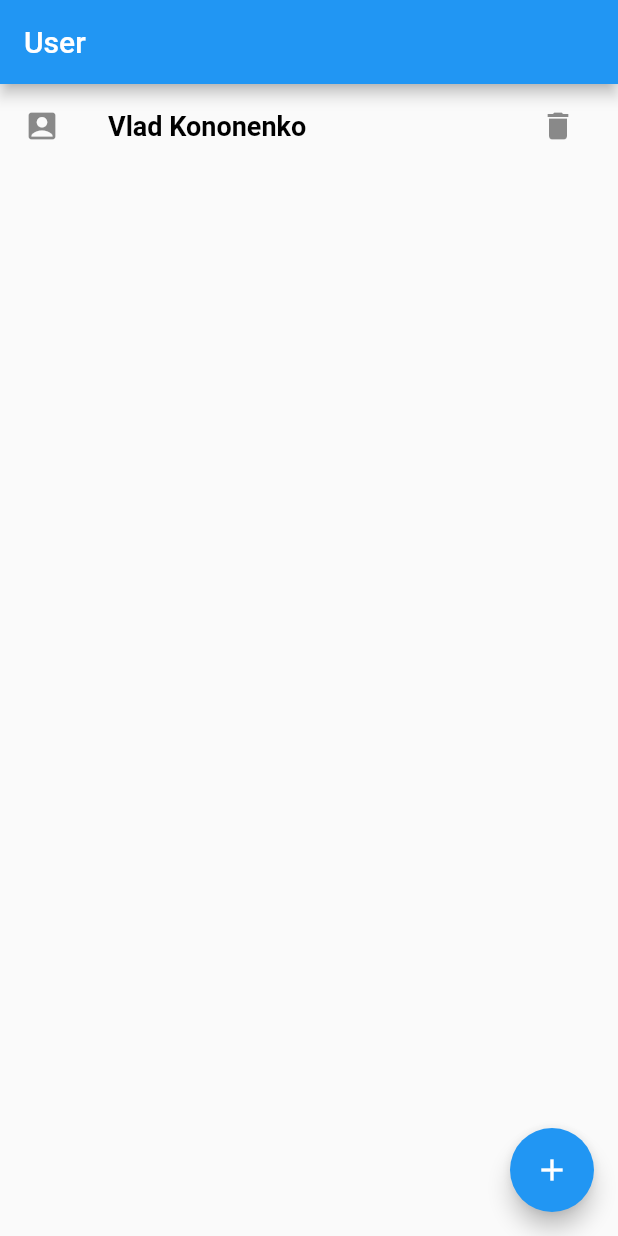
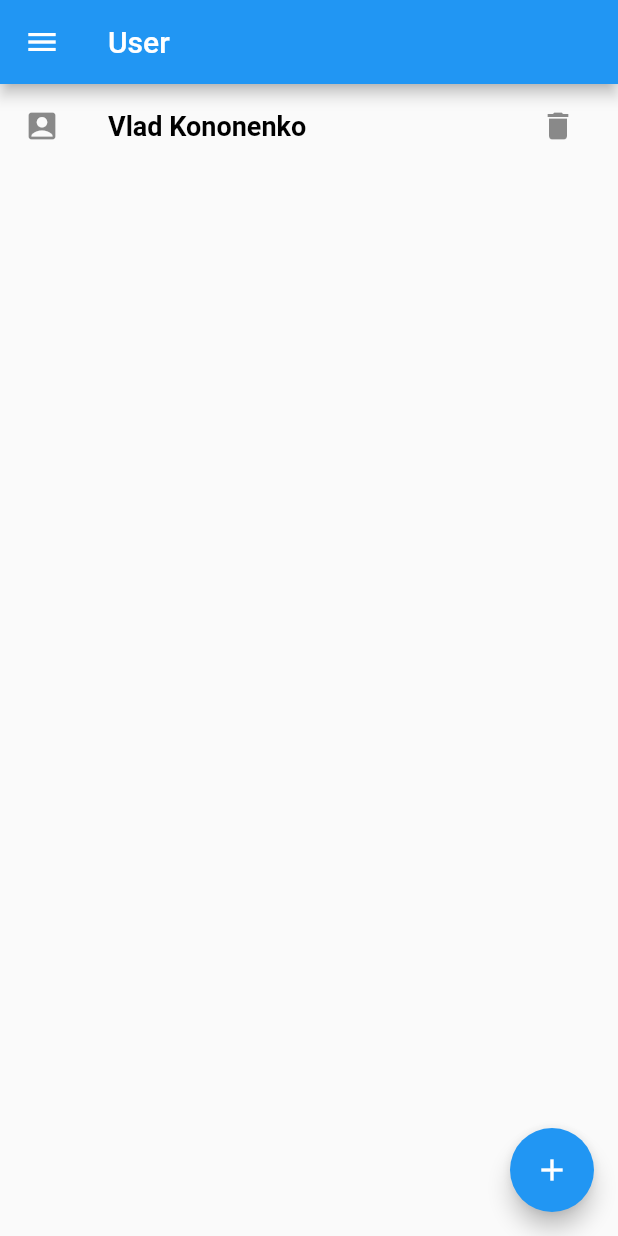
Before and after one commit to BublykVitalii/home_work, a Flutter app: the screen it shows after launch, on a phone screen of 412 x 824 dp. Run offline on Flutter 3.47's test engine with Material 2 defaults, Android fonts, the phone set to English and light mode, and no system bars.

Commit message:
Комментарий к ветке branch_update0

```diff
--- a/lib/main.dart
+++ b/lib/main.dart
@@ -1,6 +1,7 @@
 import 'package:flutter/material.dart';
 
 import 'package:user_manager/user.dart';
+import 'package:user_manager/user_cars_screen.dart';
 import 'package:user_manager/user_info_screen.dart';
 import 'package:user_manager/user_service.dart';
 
@@ -13,20 +14,16 @@ class MyApp extends StatelessWidget {
 
   @override
   Widget build(BuildContext context) {
-    return MaterialApp(
-      title: 'Flutter Demo',
-      theme: ThemeData(
-        primarySwatch: Colors.blue,
-      ),
-      home: const MyHomePage(title: 'User'),
+    return const MaterialApp(
+      home: MyHomePage(),
     );
   }
 }
 
 class MyHomePage extends StatefulWidget {
-  const MyHomePage({Key? key, required this.title}) : super(key: key);
-
-  final String title;
+  const MyHomePage({
+    Key? key,
+  }) : super(key: key);
 
   @override
   State<MyHomePage> createState() => _MyHomePageState();
@@ -45,7 +42,40 @@ class _MyHomePageState extends State<MyHomePage> {
   Widget build(BuildContext context) {
     return Scaffold(
       appBar: AppBar(
-        title: Text(widget.title),
+        title: const Text('User'),
+      ),
+      drawer: Drawer(
+        child: ListView(
+          padding: EdgeInsets.zero,
+          children: [
+            const DrawerHeader(
+              decoration: BoxDecoration(
+                color: Colors.blue,
+              ),
+              child: Text('Drawer Header'),
+            ),
+            ListTile(
+              title: const Text('User'),
+              onTap: () {
+                Navigator.pop(context);
+              },
+            ),
+            Container(
+              height: 2,
+              color: Colors.grey.shade200,
+            ),
+            ListTile(
+              title: const Text('Cars'),
+              onTap: () {
+                Navigator.push(
+                  context,
+                  MaterialPageRoute<void>(
+                      builder: (context) => const UserCars()),
+                );
+              },
+            ),
+          ],
+        ),
       ),
       body: users.isNotEmpty
           ? UserTiles(
@@ -66,6 +96,7 @@ class _MyHomePageState extends State<MyHomePage> {
             onAdd: (value) {
               setState(() => userService.addUser(value));
             },
+            usersLength: userService.users.length,
           ),
         ),
         child: const Icon(Icons.add),
@@ -149,13 +180,19 @@ class NoUsersTiles extends StatelessWidget {
 
 class AddUserDialog extends StatelessWidget {
   final ValueChanged<User> onAdd;
+  final int usersLength;
 
-  const AddUserDialog({Key? key, required this.onAdd}) : super(key: key);
+  const AddUserDialog({
+    Key? key,
+    required this.onAdd,
+    required this.usersLength,
+  }) : super(key: key);
 
   @override
   Widget build(BuildContext context) {
     String firstName = '';
     String lastName = '';
+
     final _formKey = GlobalKey<FormState>();
     return AlertDialog(
       title: const Center(
@@ -212,6 +249,7 @@ class AddUserDialog extends StatelessWidget {
                   firstName: firstName,
                   lastName: lastName,
                   cars: [],
+                  id: usersLength + 1,
                 ),
               );
               Navigator.pop(context);
--- a/lib/user.dart
+++ b/lib/user.dart
@@ -1,4 +1,4 @@
-enum Sex { male, female }
+enum Sex { male, female, other }
 
 class User {
   final String firstName;
@@ -9,6 +9,7 @@ class User {
   final double? weight;
   final List<Car>? cars;
   final String? phone;
+  final int? id;
 
   User({
     required this.firstName,
@@ -19,6 +20,7 @@ class User {
     this.weight,
     this.cars,
     this.phone,
+    this.id,
   });
 
   String get fullName => '$firstName $lastName';
@@ -26,9 +28,23 @@ class User {
   void deleteCar(Car car) => cars?.remove(car);
   // void updateUser(User user){}
 
+  static String parseEnumToString(Sex sex) {
+    switch (sex) {
+      case Sex.female:
+        return 'Female';
+
+      case Sex.male:
+        return 'Male';
+
+      case Sex.other:
+      default:
+        return 'Other';
+    }
+  }
+
   @override
   String toString() {
-    return 'User(firstName: $firstName, lastName: $lastName, age: $age, sex: $sex, height: $height, weight: $weight, cars: $cars, phone: $phone)';
+    return 'User(firstName: $firstName, lastName: $lastName, age: $age, sex: $sex, height: $height, weight: $weight, cars: $cars, phone: $phone, id: $id,)';
   }
 }
 
```
Also changed, not shown: lib/user_cars_screen.dart (added, +64 -0 lines), lib/user_info_screen.dart (+20 -17 lines), lib/user_service.dart (+9 -2 lines).
